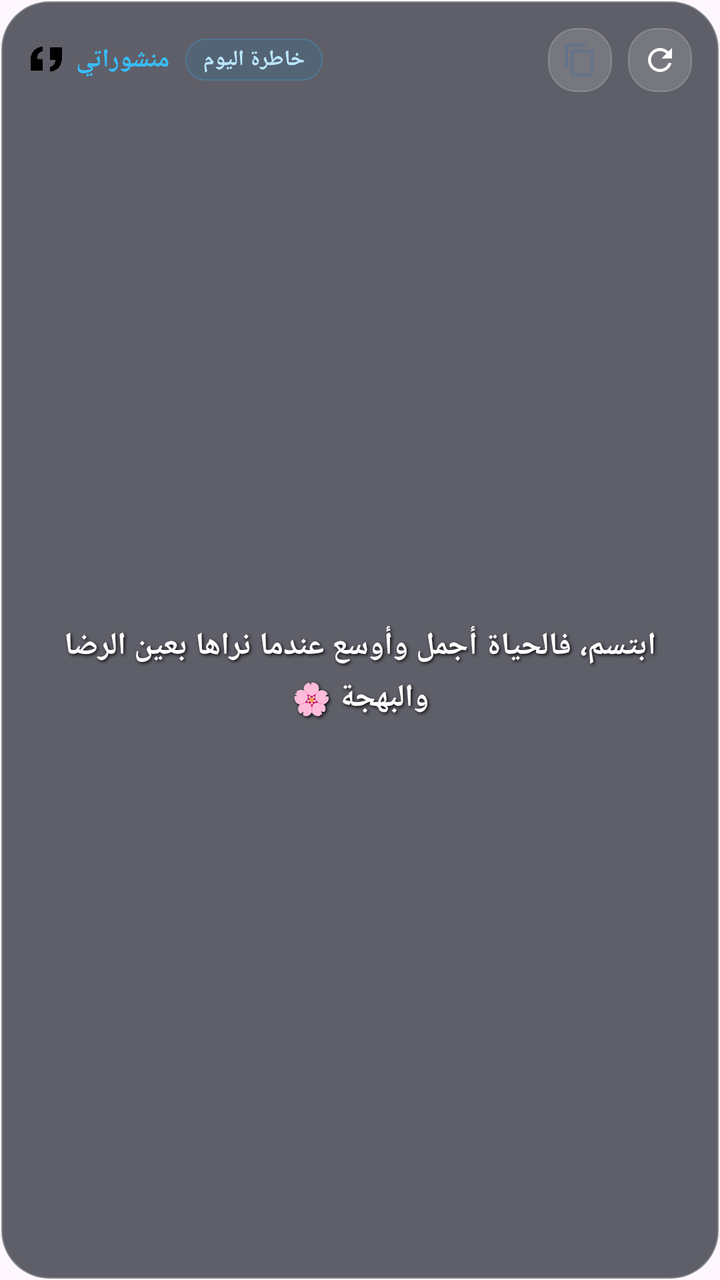
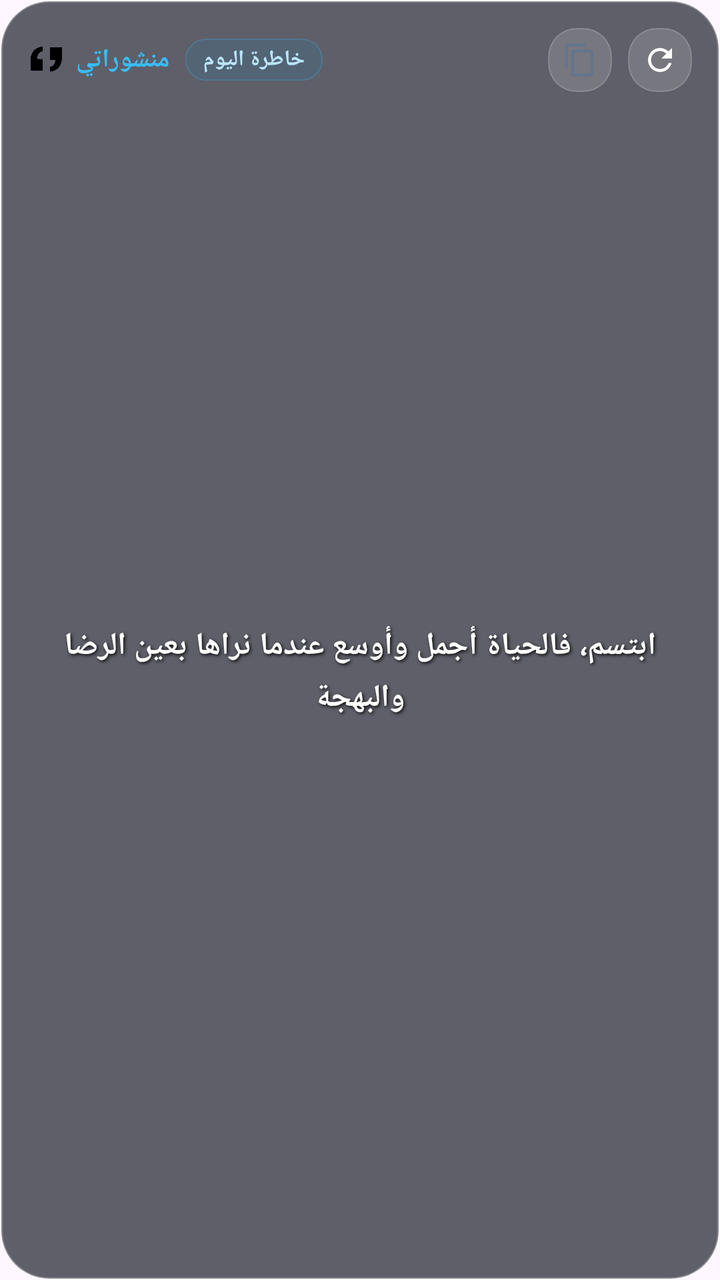

Compare the two renders of this Android layout. The source of the first and the diff that turns it into the second are given below.
<!-- AndroidManifest.xml: application theme Theme.Material3.DayNight.NoActionBar -->
<!-- res/layout/widget_quote.xml -->
<?xml version="1.0" encoding="utf-8"?>
<RelativeLayout xmlns:android="http://schemas.android.com/apk/res/android"
    android:id="@+id/layoutWidgetRoot"
    android:layout_width="match_parent"
    android:layout_height="match_parent"
    android:background="@drawable/bg_widget_card"
    android:layoutDirection="locale"
    android:padding="14dp">

    
    <RelativeLayout
        android:id="@+id/layoutWidgetHeader"
        android:layout_width="match_parent"
        android:layout_height="wrap_content"
        android:layout_alignParentTop="true">

        
        <LinearLayout
            android:layout_width="wrap_content"
            android:layout_height="wrap_content"
            android:layout_alignParentStart="true"
            android:layout_centerVertical="true"
            android:gravity="center_vertical"
            android:orientation="horizontal">

            <ImageView
                android:layout_width="18dp"
                android:layout_height="18dp"
                android:src="@drawable/ic_quotes" />

            <TextView
                android:layout_width="wrap_content"
                android:layout_height="wrap_content"
                android:layout_marginStart="6dp"
                android:text="@string/app_name"
                android:textColor="#38BDF8"
                android:textSize="13sp"
                android:textStyle="bold" />

            <TextView
                android:id="@+id/tvWidgetTag"
                android:layout_width="wrap_content"
                android:layout_height="wrap_content"
                android:layout_marginStart="8dp"
                android:background="@drawable/bg_widget_tag"
                android:paddingHorizontal="9dp"
                android:paddingVertical="3dp"
                android:text="@string/widget_quote_title"
                android:textColor="#BAE6FD"
                android:textSize="11sp"
                android:textStyle="bold" />
        </LinearLayout>

        
        <LinearLayout
            android:layout_width="wrap_content"
            android:layout_height="wrap_content"
            android:layout_alignParentEnd="true"
            android:layout_centerVertical="true"
            android:gravity="center_vertical"
            android:orientation="horizontal">

            
            <ImageView
                android:id="@+id/btnWidgetCopy"
                android:layout_width="32dp"
                android:layout_height="32dp"
                android:background="@drawable/bg_widget_button"
                android:clickable="true"
                android:focusable="true"
                android:padding="7dp"
                android:src="@drawable/ic_copy" />

            
            <ImageView
                android:id="@+id/btnWidgetRefresh"
                android:layout_width="32dp"
                android:layout_height="32dp"
                android:layout_marginStart="8dp"
                android:background="@drawable/bg_widget_button"
                android:clickable="true"
                android:focusable="true"
                android:padding="7dp"
                android:src="@drawable/ic_refresh" />
        </LinearLayout>
    </RelativeLayout>

    
    <ViewFlipper
        android:id="@+id/widgetFlipper"
        android:layout_width="match_parent"
        android:layout_height="match_parent"
        android:layout_below="@id/layoutWidgetHeader"
        android:inAnimation="@anim/widget_slide_in"
        android:outAnimation="@anim/widget_slide_out">

        <TextView
            android:id="@+id/tvWidgetContent"
            android:layout_width="match_parent"
            android:layout_height="match_parent"
            android:gravity="center"
            android:lineSpacingExtra="4.5dp"
            android:paddingHorizontal="8dp"
            android:paddingVertical="6dp"
            android:shadowColor="#E6000000"
            android:shadowDx="1.5"
            android:shadowDy="1.5"
            android:shadowRadius="4"
            android:text="ابتسم، فالحياة أجمل وأوسع عندما نراها بعين الرضا والبهجة 🌸"
            android:textColor="#FFFFFF"
            android:textSize="15.5sp"
            android:textStyle="bold" />

        <TextView
            android:id="@+id/tvWidgetContentAlt"
            android:layout_width="match_parent"
            android:layout_height="match_parent"
            android:gravity="center"
            android:lineSpacingExtra="4.5dp"
            android:paddingHorizontal="8dp"
            android:paddingVertical="6dp"
            android:shadowColor="#E6000000"
            android:shadowDx="1.5"
            android:shadowDy="1.5"
            android:shadowRadius="4"
            android:text="ابتسم، فالحياة أجمل وأوسع عندما نراها بعين الرضا والبهجة 🌸"
            android:textColor="#FFFFFF"
            android:textSize="15.5sp"
            android:textStyle="bold" />
    </ViewFlipper>

</RelativeLayout>
<!-- resources referenced by this layout -->
<resources>
  <!-- drawable bg_widget_button (drawable) -->
  <?xml version="1.0" encoding="utf-8"?>
  <shape xmlns:android="http://schemas.android.com/apk/res/android"
      android:shape="rectangle">
      <solid android:color="#26FFFFFF" />
      <corners android:radius="14dp" />
      <stroke
          android:width="0.5dp"
          android:color="#33FFFFFF" />
  </shape>
  <!-- drawable bg_widget_card (drawable) -->
  <?xml version="1.0" encoding="utf-8"?>
  <shape xmlns:android="http://schemas.android.com/apk/res/android"
      android:shape="rectangle">
      
      <solid android:color="#A60B0F19" />
      <corners android:radius="24dp" />
      <stroke
          android:width="1.2dp"
          android:color="#40FFFFFF" />
  </shape>
  <!-- drawable bg_widget_tag (drawable) -->
  <?xml version="1.0" encoding="utf-8"?>
  <shape xmlns:android="http://schemas.android.com/apk/res/android"
      android:shape="rectangle">
      <solid android:color="#200284C7" />
      <corners android:radius="10dp" />
      <stroke
          android:width="0.5dp"
          android:color="#4038BDF8" />
  </shape>
  <!-- drawable ic_copy (drawable) -->
  <vector xmlns:android="http://schemas.android.com/apk/res/android"
      android:width="24dp"
      android:height="24dp"
      android:viewportWidth="24"
      android:viewportHeight="24">
    <path
        android:fillColor="#64748B"
        android:pathData="M16,1H4C2.9,1 2,1.9 2,3V17H4V3H16V1ZM19,5H8C6.9,5 6,5.9 6,7V21C6,22.1 6.9,23 8,23H19C20.1,23 21,22.1 21,21V7C21,5.9 20.1,5 19,5ZM19,21H8V7H19V21Z"/>
  </vector>
  <!-- drawable ic_quotes: png bitmap (drawable, 15641 bytes) -->
  <!-- drawable ic_refresh (drawable) -->
  <vector xmlns:android="http://schemas.android.com/apk/res/android"
      android:width="24dp"
      android:height="24dp"
      android:viewportWidth="24"
      android:viewportHeight="24">
    <path
        android:fillColor="#FFFFFFFF"
        android:pathData="M17.65,6.35C16.2,4.9 14.21,4 12,4c-4.42,0 -7.99,3.58 -7.99,8s3.57,8 7.99,8c3.73,0 6.84,-2.55 7.73,-6h-2.08c-0.82,2.33 -3.04,4 -5.65,4 -3.31,0 -6,-2.69 -6,-6s2.69,-6 6,-6c1.66,0 3.14,0.69 4.22,1.78L13,11h7V4l-2.35,2.35z"/>
  </vector>
  <string name="app_name">منشوراتي</string>
  <string name="widget_quote_title">خاطرة اليوم</string>
</resources>

<!-- the commit's change to res/layout/widget_quote.xml (unified diff, before → after) -->
@@ -106,7 +106,7 @@
             android:shadowDx="1.5"
             android:shadowDy="1.5"
             android:shadowRadius="4"
-            android:text="ابتسم، فالحياة أجمل وأوسع عندما نراها بعين الرضا والبهجة 🌸"
+            android:text="ابتسم، فالحياة أجمل وأوسع عندما نراها بعين الرضا والبهجة"
             android:textColor="#FFFFFF"
             android:textSize="15.5sp"
             android:textStyle="bold" />
@@ -123,7 +123,7 @@
             android:shadowDx="1.5"
             android:shadowDy="1.5"
             android:shadowRadius="4"
-            android:text="ابتسم، فالحياة أجمل وأوسع عندما نراها بعين الرضا والبهجة 🌸"
+            android:text="ابتسم، فالحياة أجمل وأوسع عندما نراها بعين الرضا والبهجة"
             android:textColor="#FFFFFF"
             android:textSize="15.5sp"
             android:textStyle="bold" />
